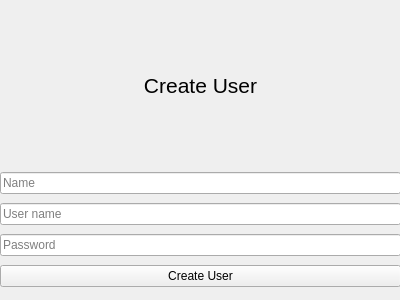
First picture: the form in ui/create_user.ui, repository gentlghost/Passkeeper, before the edit.
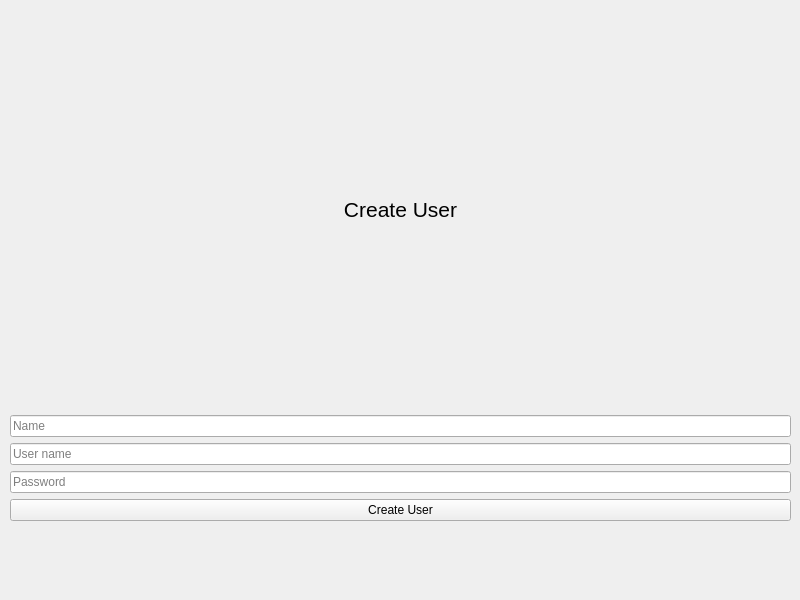
Second picture: the form after the edit.

Diff of the .ui file:
```diff
--- a/ui/create_user.ui
+++ b/ui/create_user.ui
@@ -6,8 +6,8 @@
    <rect>
     <x>0</x>
     <y>0</y>
-    <width>400</width>
-    <height>300</height>
+    <width>800</width>
+    <height>600</height>
    </rect>
   </property>
   <property name="windowTitle">
@@ -16,12 +16,32 @@
   <widget class="QWidget" name="verticalLayoutWidget">
    <property name="geometry">
     <rect>
-     <x>0</x>
-     <y>169</y>
-     <width>401</width>
-     <height>124</height>
+     <x>10</x>
+     <y>10</y>
+     <width>781</width>
+     <height>511</height>
     </rect>
    </property>
+   <layout class="QVBoxLayout" name="Container">
+    <property name="sizeConstraint">
+     <enum>QLayout::SetMinimumSize</enum>
+    </property>
+    <item>
+     <widget class="QLabel" name="label">
+      <property name="font">
+       <font>
+        <pointsize>16</pointsize>
+       </font>
+      </property>
+      <property name="text">
+       <string>Create User</string>
+      </property>
+      <property name="alignment">
+       <set>Qt::AlignCenter</set>
+      </property>
+     </widget>
+    </item>
+    <item>
    <layout class="QVBoxLayout" name="verticalLayout">
     <item>
      <widget class="QLineEdit" name="name">
@@ -52,27 +72,8 @@
      </widget>
     </item>
    </layout>
-  </widget>
-  <widget class="QLabel" name="label">
-   <property name="geometry">
-    <rect>
-     <x>110</x>
-     <y>70</y>
-     <width>181</width>
-     <height>31</height>
-    </rect>
-   </property>
-   <property name="font">
-    <font>
-     <pointsize>16</pointsize>
-    </font>
-   </property>
-   <property name="text">
-    <string>Create User</string>
-   </property>
-   <property name="alignment">
-    <set>Qt::AlignCenter</set>
-   </property>
+    </item>
+   </layout>
   </widget>
  </widget>
  <resources/>
```
Left out of the diff: 2 changed lines with no effect on the pictures. Lines whose indentation alone changed are shown as unchanged.
